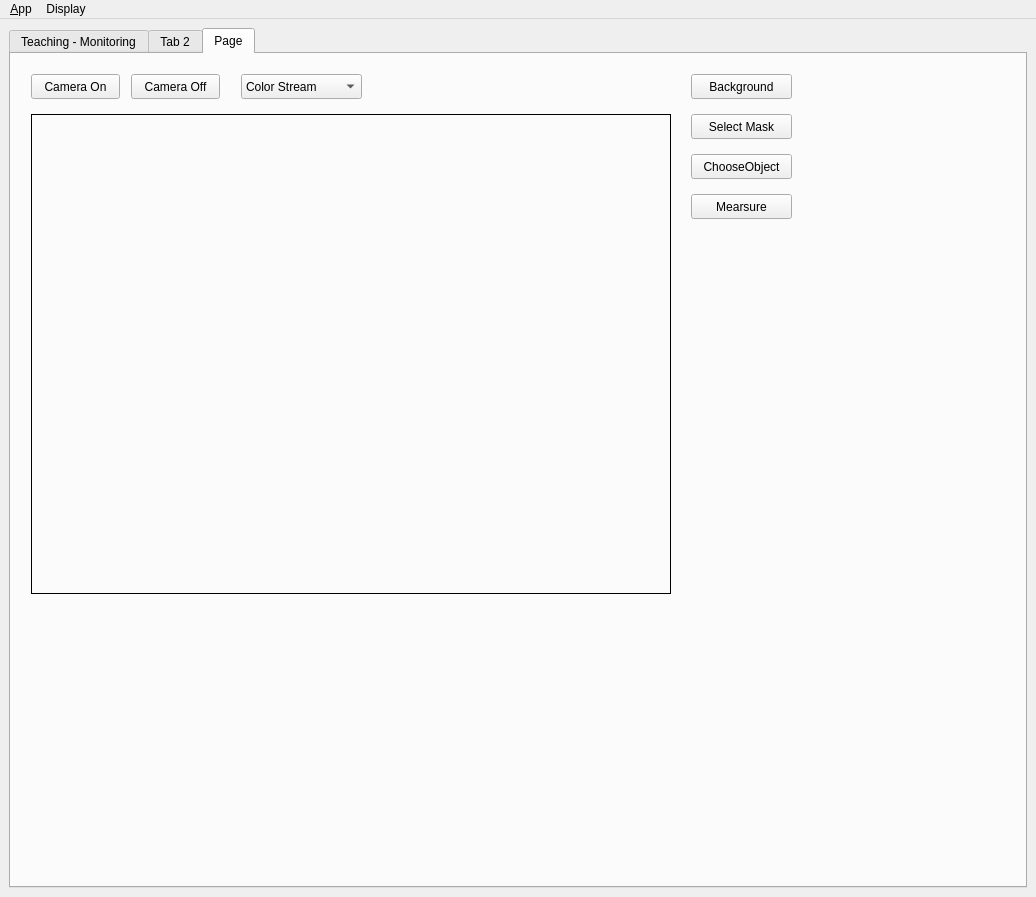
This is ui/main_window.ui in tapati0127/motorosudp as Qt 5 draws it before an edit. The edited form follows.
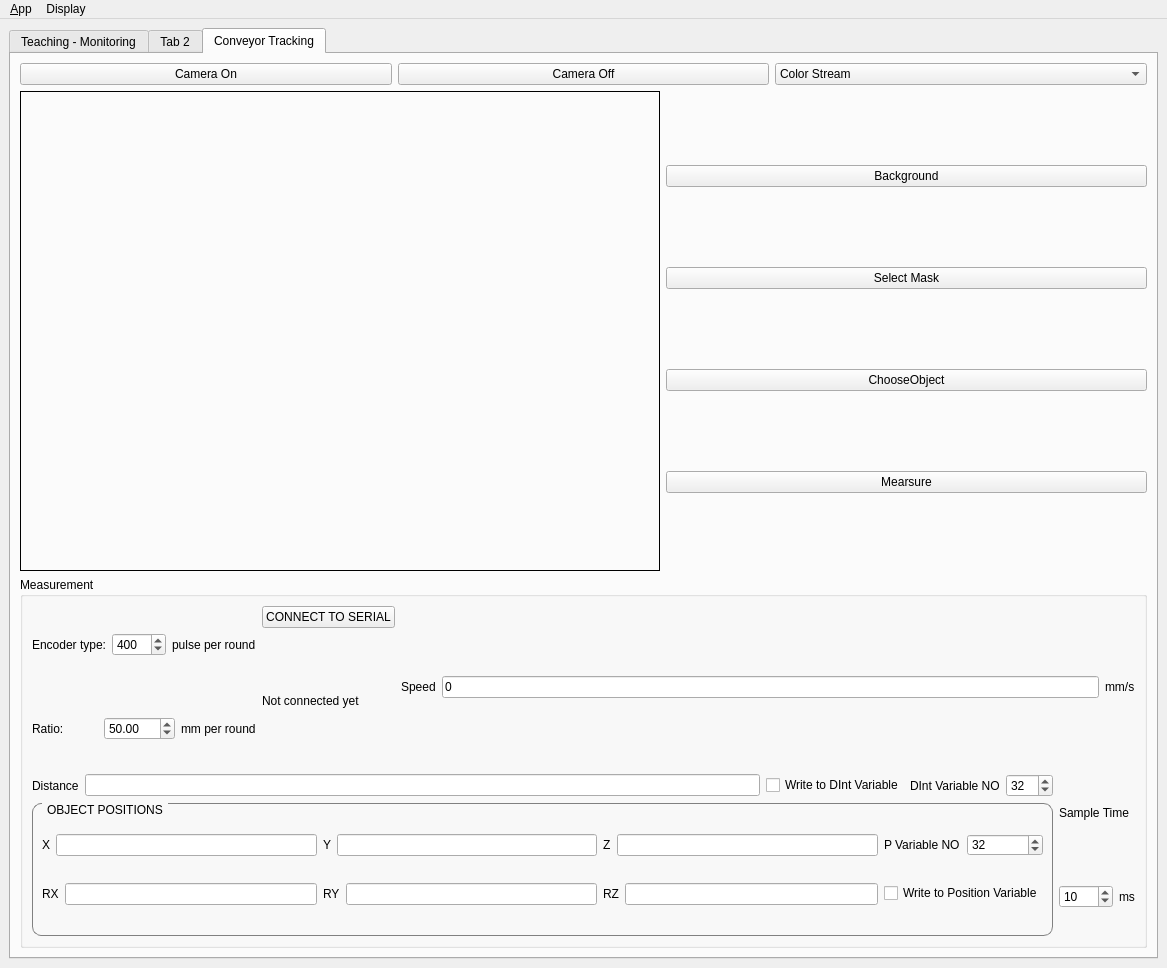
This is the edited form. Icons and pictures are not drawn.

What changed in the file:
```diff
--- a/ui/main_window.ui
+++ b/ui/main_window.ui
@@ -6,8 +6,8 @@
    <rect>
     <x>0</x>
     <y>0</y>
-    <width>1036</width>
-    <height>897</height>
+    <width>1167</width>
+    <height>968</height>
    </rect>
   </property>
   <property name="sizePolicy">
@@ -1123,134 +1123,524 @@
       </widget>
       <widget class="QWidget" name="tab_3">
        <attribute name="title">
-        <string>Page</string>
+        <string>Conveyor Tracking</string>
        </attribute>
-       <widget class="QLabel" name="CameraFrame">
-        <property name="geometry">
-         <rect>
-          <x>20</x>
-          <y>60</y>
-          <width>640</width>
-          <height>480</height>
-         </rect>
-        </property>
-        <property name="minimumSize">
-         <size>
-          <width>640</width>
-          <height>480</height>
-         </size>
-        </property>
-        <property name="frameShape">
-         <enum>QFrame::Box</enum>
-        </property>
-        <property name="lineWidth">
-         <number>1</number>
-        </property>
-        <property name="midLineWidth">
-         <number>0</number>
-        </property>
-        <property name="text">
-         <string/>
-        </property>
-       </widget>
-       <widget class="QPushButton" name="CameraOn_Button">
-        <property name="geometry">
-         <rect>
-          <x>20</x>
-          <y>20</y>
-          <width>89</width>
-          <height>25</height>
-         </rect>
-        </property>
-        <property name="text">
-         <string>Camera On</string>
-        </property>
-       </widget>
-       <widget class="QPushButton" name="CameraOff_Button">
-        <property name="geometry">
-         <rect>
-          <x>120</x>
-          <y>20</y>
-          <width>89</width>
-          <height>25</height>
-         </rect>
-        </property>
-        <property name="text">
-         <string>Camera Off</string>
-        </property>
-       </widget>
-       <widget class="QComboBox" name="StreamOption_comboBox">
-        <property name="geometry">
-         <rect>
-          <x>230</x>
-          <y>20</y>
-          <width>121</width>
-          <height>25</height>
-         </rect>
-        </property>
+       <layout class="QVBoxLayout" name="verticalLayout_20">
         <item>
-         <property name="text">
-          <string>Color Stream</string>
-         </property>
+         <layout class="QVBoxLayout" name="verticalLayout_19">
+          <item>
+           <layout class="QHBoxLayout" name="horizontalLayout_23">
+            <item>
+             <widget class="QPushButton" name="CameraOn_Button">
+              <property name="text">
+               <string>Camera On</string>
+              </property>
+             </widget>
+            </item>
+            <item>
+             <widget class="QPushButton" name="CameraOff_Button">
+              <property name="text">
+               <string>Camera Off</string>
+              </property>
+             </widget>
+            </item>
+            <item>
+             <widget class="QComboBox" name="StreamOption_comboBox">
+              <item>
+               <property name="text">
+                <string>Color Stream</string>
+               </property>
+              </item>
+              <item>
+               <property name="text">
+                <string>Depth Stream</string>
+               </property>
+              </item>
+             </widget>
+            </item>
+           </layout>
+          </item>
+          <item>
+           <layout class="QHBoxLayout" name="horizontalLayout_44">
+            <item>
+             <widget class="QLabel" name="CameraFrame">
+              <property name="minimumSize">
+               <size>
+                <width>640</width>
+                <height>480</height>
+               </size>
+              </property>
+              <property name="frameShape">
+               <enum>QFrame::Box</enum>
+              </property>
+              <property name="lineWidth">
+               <number>1</number>
+              </property>
+              <property name="midLineWidth">
+               <number>0</number>
+              </property>
+              <property name="text">
+               <string/>
+              </property>
+             </widget>
+            </item>
+            <item>
+             <layout class="QVBoxLayout" name="verticalLayout_12">
+              <item>
+               <widget class="QPushButton" name="Background_Button">
+                <property name="text">
+                 <string>Background</string>
+                </property>
+               </widget>
+              </item>
+              <item>
+               <widget class="QPushButton" name="Mask_Button">
+                <property name="text">
+                 <string>Select Mask</string>
+                </property>
+               </widget>
+              </item>
+              <item>
+               <widget class="QPushButton" name="ChooseObject_Button">
+                <property name="text">
+                 <string>ChooseObject</string>
+                </property>
+               </widget>
+              </item>
+              <item>
+               <widget class="QPushButton" name="Size_Button">
+                <property name="text">
+                 <string>Mearsure</string>
+                </property>
+               </widget>
+              </item>
+             </layout>
+            </item>
+           </layout>
+          </item>
+         </layout>
         </item>
         <item>
-         <property name="text">
-          <string>Depth Stream</string>
-         </property>
+         <widget class="QGroupBox" name="groupBox">
+          <property name="title">
+           <string>Measurement</string>
+          </property>
+          <layout class="QVBoxLayout" name="verticalLayout_18">
+           <item>
+            <layout class="QHBoxLayout" name="horizontalLayout_47">
+             <property name="sizeConstraint">
+              <enum>QLayout::SetDefaultConstraint</enum>
+             </property>
+             <item>
+              <layout class="QVBoxLayout" name="verticalLayout_14">
+               <item>
+                <layout class="QHBoxLayout" name="horizontalLayout_36">
+                 <item>
+                  <widget class="QLabel" name="label_8">
+                   <property name="text">
+                    <string>Encoder type:</string>
+                   </property>
+                  </widget>
+                 </item>
+                 <item>
+                  <widget class="QSpinBox" name="spinBoxEncoderType">
+                   <property name="minimum">
+                    <number>100</number>
+                   </property>
+                   <property name="maximum">
+                    <number>2000</number>
+                   </property>
+                   <property name="value">
+                    <number>400</number>
+                   </property>
+                  </widget>
+                 </item>
+                 <item>
+                  <widget class="QLabel" name="label_9">
+                   <property name="text">
+                    <string>pulse per round</string>
+                   </property>
+                  </widget>
+                 </item>
+                </layout>
+               </item>
+               <item>
+                <layout class="QHBoxLayout" name="horizontalLayout_37">
+                 <item>
+                  <widget class="QLabel" name="label_12">
+                   <property name="text">
+                    <string>Ratio:</string>
+                   </property>
+                  </widget>
+                 </item>
+                 <item>
+                  <widget class="QDoubleSpinBox" name="doubleSpinBoxRatio">
+                   <property name="decimals">
+                    <number>2</number>
+                   </property>
+                   <property name="minimum">
+                    <double>10.000000000000000</double>
+                   </property>
+                   <property name="maximum">
+                    <double>1000.000000000000000</double>
+                   </property>
+                   <property name="singleStep">
+                    <double>0.010000000000000</double>
+                   </property>
+                   <property name="value">
+                    <double>50.000000000000000</double>
+                   </property>
+                  </widget>
+                 </item>
+                 <item>
+                  <widget class="QLabel" name="label_3">
+                   <property name="text">
+                    <string>mm per round</string>
+                   </property>
+                  </widget>
+                 </item>
+                </layout>
+               </item>
+              </layout>
+             </item>
+             <item>
+              <layout class="QHBoxLayout" name="horizontalLayout_35">
+               <item>
+                <layout class="QVBoxLayout" name="verticalLayout_13">
+                 <item>
+                  <widget class="QPushButton" name="pushButtonConnectSerial">
+                   <property name="text">
+                    <string>CONNECT TO SERIAL</string>
+                   </property>
+                  </widget>
+                 </item>
+                 <item>
+                  <widget class="QLabel" name="labelSerialStatus">
+                   <property name="text">
+                    <string>Not connected yet</string>
+                   </property>
+                  </widget>
+                 </item>
+                </layout>
+               </item>
+               <item>
+                <layout class="QHBoxLayout" name="horizontalLayout_38">
+                 <item>
+                  <widget class="QLabel" name="label_5">
+                   <property name="text">
+                    <string>Speed</string>
+                   </property>
+                  </widget>
+                 </item>
+                 <item>
+                  <widget class="QLineEdit" name="lineEditSpeed">
+                   <property name="text">
+                    <string>0</string>
+                   </property>
+                  </widget>
+                 </item>
+                 <item>
+                  <widget class="QLabel" name="label_6">
+                   <property name="text">
+                    <string>mm/s</string>
+                   </property>
+                  </widget>
+                 </item>
+                </layout>
+               </item>
+              </layout>
+             </item>
+            </layout>
+           </item>
+           <item>
+            <layout class="QHBoxLayout" name="horizontalLayout_43">
+             <item>
+              <layout class="QVBoxLayout" name="verticalLayout_17">
+               <item>
+                <layout class="QHBoxLayout" name="horizontalLayout_39">
+                 <item>
+                  <widget class="QLabel" name="label_15">
+                   <property name="text">
+                    <string>Distance</string>
+                   </property>
+                  </widget>
+                 </item>
+                 <item>
+                  <widget class="QLineEdit" name="lineEditDistance"/>
+                 </item>
+                 <item>
+                  <widget class="QCheckBox" name="checkBoxWriteDint">
+                   <property name="text">
+                    <string>Write to DInt Variable</string>
+                   </property>
+                  </widget>
+                 </item>
+                 <item>
+                  <widget class="QLabel" name="label_17">
+                   <property name="text">
+                    <string>DInt Variable NO</string>
+                   </property>
+                  </widget>
+                 </item>
+                 <item>
+                  <widget class="QSpinBox" name="spinBoxDIntNO">
+                   <property name="minimum">
+                    <number>0</number>
+                   </property>
+                   <property name="maximum">
+                    <number>100</number>
+                   </property>
+                   <property name="value">
+                    <number>32</number>
+                   </property>
+                  </widget>
+                 </item>
+                </layout>
+               </item>
+               <item>
+                <widget class="QGroupBox" name="groupBox_4">
+                 <property name="sizePolicy">
+                  <sizepolicy hsizetype="Preferred" vsizetype="Preferred">
+                   <horstretch>0</horstretch>
+                   <verstretch>0</verstretch>
+                  </sizepolicy>
+                 </property>
+                 <property name="styleSheet">
+                  <string notr="true">QGroupBox {
+    border: 1px solid gray;
+    border-radius: 9px;
+    margin-top: 0.5em;
+}
+
+QGroupBox::title {
+    subcontrol-origin: margin;
+    left: 10px;
+    padding: 0 3px 0 3px;
+}</string>
+                 </property>
+                 <property name="title">
+                  <string>OBJECT POSITIONS</string>
+                 </property>
+                 <layout class="QHBoxLayout" name="horizontalLayout_46">
+                  <item>
+                   <layout class="QVBoxLayout" name="verticalLayout_15">
+                    <item>
+                     <layout class="QHBoxLayout" name="horizontalLayout_41">
+                      <item>
+                       <layout class="QHBoxLayout" name="horizontalLayout_29">
+                        <item>
+                         <widget class="QLabel" name="label_23">
+                          <property name="text">
+                           <string>X</string>
+                          </property>
+                         </widget>
+                        </item>
+                        <item>
+                         <widget class="QLineEdit" name="lineEditX_2">
+                          <property name="alignment">
+                           <set>Qt::AlignCenter</set>
+                          </property>
+                          <property name="readOnly">
+                           <bool>true</bool>
+                          </property>
+                         </widget>
+                        </item>
+                       </layout>
+                      </item>
+                      <item>
+                       <layout class="QHBoxLayout" name="horizontalLayout_30">
+                        <item>
+                         <widget class="QLabel" name="label_26">
+                          <property name="text">
+                           <string>Y</string>
+                          </property>
+                         </widget>
+                        </item>
+                        <item>
+                         <widget class="QLineEdit" name="lineEditY_2">
+                          <property name="alignment">
+                           <set>Qt::AlignCenter</set>
+                          </property>
+                          <property name="readOnly">
+                           <bool>true</bool>
+                          </property>
+                         </widget>
+                        </item>
+                       </layout>
+                      </item>
+                      <item>
+                       <layout class="QHBoxLayout" name="horizontalLayout_31">
+                        <item>
+                         <widget class="QLabel" name="label_29">
+                          <property name="text">
+                           <string>Z</string>
+                          </property>
+                         </widget>
+                        </item>
+                        <item>
+                         <widget class="QLineEdit" name="lineEditZ_2">
+                          <property name="alignment">
+                           <set>Qt::AlignCenter</set>
+                          </property>
+                          <property name="readOnly">
+                           <bool>true</bool>
+                          </property>
+                         </widget>
+                        </item>
+                       </layout>
+                      </item>
+                     </layout>
+                    </item>
+                    <item>
+                     <layout class="QHBoxLayout" name="horizontalLayout_45">
+                      <item>
+                       <layout class="QHBoxLayout" name="horizontalLayout_32">
+                        <item>
+                         <widget class="QLabel" name="label_32">
+                          <property name="text">
+                           <string>RX</string>
+                          </property>
+                         </widget>
+                        </item>
+                        <item>
+                         <widget class="QLineEdit" name="lineEditRX_2">
+                          <property name="alignment">
+                           <set>Qt::AlignCenter</set>
+                          </property>
+                          <property name="readOnly">
+                           <bool>true</bool>
+                          </property>
+                         </widget>
+                        </item>
+                       </layout>
+                      </item>
+                      <item>
+                       <layout class="QHBoxLayout" name="horizontalLayout_33">
+                        <item>
+                         <widget class="QLabel" name="label_35">
+                          <property name="text">
+                           <string>RY</string>
+                          </property>
+                         </widget>
+                        </item>
+                        <item>
+                         <widget class="QLineEdit" name="lineEditRY_2">
+                          <property name="alignment">
+                           <set>Qt::AlignCenter</set>
+                          </property>
+                          <property name="readOnly">
+                           <bool>true</bool>
+                          </property>
+                         </widget>
+                        </item>
+                       </layout>
+                      </item>
+                      <item>
+                       <layout class="QHBoxLayout" name="horizontalLayout_34">
+                        <item>
+                         <widget class="QLabel" name="label_38">
+                          <property name="text">
+                           <string>RZ</string>
+                          </property>
+                         </widget>
+                        </item>
+                        <item>
+                         <widget class="QLineEdit" name="lineEditRZ_2">
+                          <property name="alignment">
+                           <set>Qt::AlignCenter</set>
+                          </property>
+                          <property name="readOnly">
+                           <bool>true</bool>
+                          </property>
+                         </widget>
+                        </item>
+                       </layout>
+                      </item>
+                     </layout>
+                    </item>
+                   </layout>
+                  </item>
+                  <item>
+                   <layout class="QVBoxLayout" name="verticalLayout_21">
+                    <item>
+                     <layout class="QHBoxLayout" name="horizontalLayout_40">
+                      <item>
+                       <widget class="QLabel" name="label_18">
+                        <property name="text">
+                         <string>P Variable NO</string>
+                        </property>
+                       </widget>
+                      </item>
+                      <item>
+                       <widget class="QSpinBox" name="spinBoxPVariableNO">
+                        <property name="minimum">
+                         <number>0</number>
+                        </property>
+                        <property name="maximum">
+                         <number>100</number>
+                        </property>
+                        <property name="value">
+                         <number>32</number>
+                        </property>
+                       </widget>
+                      </item>
+                     </layout>
+                    </item>
+                    <item>
+                     <widget class="QCheckBox" name="checkBoxWritePVar">
+                      <property name="text">
+                       <string>Write to Position Variable</string>
+                      </property>
+                     </widget>
+                    </item>
+                   </layout>
+                  </item>
+                 </layout>
+                </widget>
+               </item>
+              </layout>
+             </item>
+             <item>
+              <layout class="QVBoxLayout" name="verticalLayout_16">
+               <item>
+                <widget class="QLabel" name="label_20">
+                 <property name="text">
+                  <string>Sample Time</string>
+                 </property>
+                </widget>
+               </item>
+               <item>
+                <layout class="QHBoxLayout" name="horizontalLayout_42">
+                 <item>
+                  <widget class="QSpinBox" name="spinBoxSampleTime">
+                   <property name="minimum">
+                    <number>5</number>
+                   </property>
+                   <property name="maximum">
+                    <number>1000</number>
+                   </property>
+                   <property name="value">
+                    <number>10</number>
+                   </property>
+                  </widget>
+                 </item>
+                 <item>
+                  <widget class="QLabel" name="label_21">
+                   <property name="text">
+                    <string>ms</string>
+                   </property>
+                  </widget>
+                 </item>
+                </layout>
+               </item>
+              </layout>
+             </item>
+            </layout>
+           </item>
+          </layout>
+         </widget>
         </item>
-       </widget>
-       <widget class="QPushButton" name="Background_Button">
-        <property name="geometry">
-         <rect>
-          <x>680</x>
-          <y>20</y>
-          <width>101</width>
-          <height>25</height>
-         </rect>
-        </property>
-        <property name="text">
-         <string>Background</string>
-        </property>
-       </widget>
-       <widget class="QPushButton" name="Mask_Button">
-        <property name="geometry">
-         <rect>
-          <x>680</x>
-          <y>60</y>
-          <width>101</width>
-          <height>25</height>
-         </rect>
-        </property>
-        <property name="text">
-         <string>Select Mask</string>
-        </property>
-       </widget>
-       <widget class="QPushButton" name="ChooseObject_Button">
-        <property name="geometry">
-         <rect>
-          <x>680</x>
-          <y>100</y>
-          <width>101</width>
-          <height>25</height>
-         </rect>
-        </property>
-        <property name="text">
-         <string>ChooseObject</string>
-        </property>
-       </widget>
-       <widget class="QPushButton" name="Size_Button">
-        <property name="geometry">
-         <rect>
-          <x>680</x>
-          <y>140</y>
-          <width>101</width>
-          <height>25</height>
-         </rect>
-        </property>
-        <property name="text">
-         <string>Mearsure</string>
-        </property>
-       </widget>
+       </layout>
       </widget>
      </widget>
     </item>
@@ -1261,8 +1651,8 @@
     <rect>
      <x>0</x>
      <y>0</y>
-     <width>1036</width>
-     <height>22</height>
+     <width>1167</width>
+     <height>28</height>
     </rect>
    </property>
    <widget class="QMenu" name="menu_File">
```
